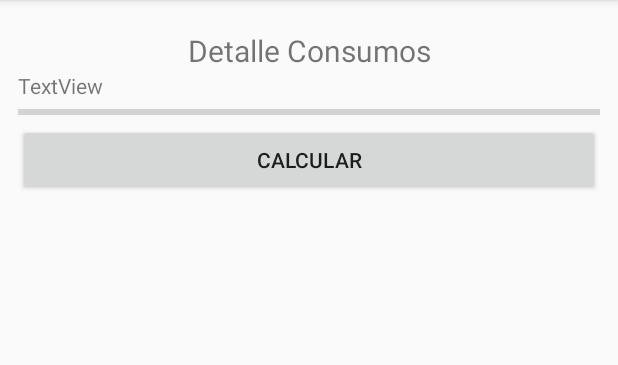
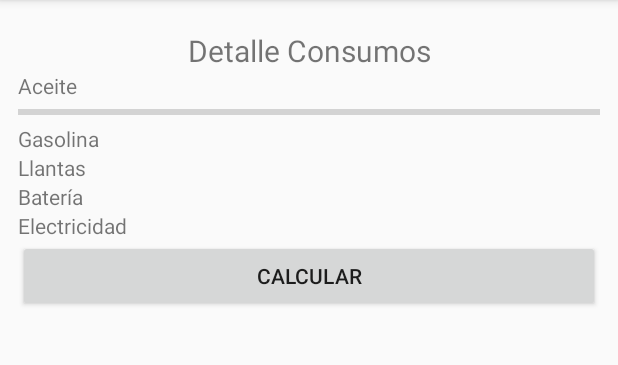
Before and after one commit to DavidOnofre/ApkMiAuto, an Android app: the fragment SlideshowFragment shown on its own in the app's theme, on a phone screen of 412 x 824 dp, the part 84-449 px from its top. Run offline under Robolectric (Android 15) with nearby library versions, the phone set to English and light mode, and no system bars.

```diff
--- a/app/src/main/java/com/java/micarro/ui/slideshow/SlideshowFragment.java
+++ b/app/src/main/java/com/java/micarro/ui/slideshow/SlideshowFragment.java
@@ -23,7 +23,7 @@ public class SlideshowFragment extends Fragment implements View.OnClickListener
 
     private ProgressBar progressBar;
     private Button button;
-    private TextView textView;
+    private TextView textViewAceite;
     private Handler handler;
     private Boolean activo;
     private int contador;
@@ -50,7 +50,7 @@ public class SlideshowFragment extends Fragment implements View.OnClickListener
         handler = new Handler();
         progressBar = (ProgressBar) root.findViewById(R.id.progressBar_consumibles_aceite);
         button = (Button) root.findViewById(R.id.button_consumibles_aceite);
-        textView = (TextView) root.findViewById(R.id.textView_consumibles_aceite);
+        textViewAceite = (TextView) root.findViewById(R.id.textView_consumibles_aceite);
         activo = false;
         contador = 0;
     }
@@ -67,7 +67,7 @@ public class SlideshowFragment extends Fragment implements View.OnClickListener
                             handler.post(new Runnable() {
                                 @Override
                                 public void run() {
-                                    textView.setText("Aceite: " + contador + " %");
+                                    textViewAceite.setText("Aceite: " + contador + " %");
                                     progressBar.setProgress(contador);
                                 }
                             });
--- a/app/src/main/res/layout/fragment_slideshow.xml
+++ b/app/src/main/res/layout/fragment_slideshow.xml
@@ -27,12 +27,34 @@
         android:layout_width="match_parent"
         android:layout_height="wrap_content" />
 
+    <TextView
+        android:id="@+id/textView_consumibles_gasolina"
+        android:layout_width="match_parent"
+        android:layout_height="wrap_content"
+        android:text="@string/textview_consumibles_gasolina" />
+
+    <TextView
+        android:id="@+id/textView_consumibles_llantas"
+        android:layout_width="match_parent"
+        android:layout_height="wrap_content"
+        android:text="@string/textview_consumibles_llantas" />
+
+    <TextView
+        android:id="@+id/textView_consumibles_bateria"
+        android:layout_width="match_parent"
+        android:layout_height="wrap_content"
+        android:text="@string/textview_consumibles_bateria" />
+
+    <TextView
+        android:id="@+id/textView_consumibles_electricidad"
+        android:layout_width="match_parent"
+        android:layout_height="wrap_content"
+        android:text="@string/textview_consumibles_electricidad" />
+
     <Button
         android:id="@+id/button_consumibles_aceite"
         android:layout_width="match_parent"
         android:layout_height="wrap_content"
         android:text="@string/calcular" />
 
-
-
 </LinearLayout>
--- a/app/src/main/res/values/strings.xml
+++ b/app/src/main/res/values/strings.xml
@@ -26,7 +26,11 @@
     <string name="lista_Autos">Lista de Autos</string>
     <!-- TODO: Remove or change this placeholder text -->
     <string name="hello_blank_fragment">Hello blank fragment</string>
-    <string name="textview_consumibles_aceite">TextView</string>
+    <string name="textview_consumibles_aceite">Aceite</string>
+    <string name="textview_consumibles_gasolina">Gasolina</string>
+    <string name="textview_consumibles_llantas">Llantas</string>
+    <string name="textview_consumibles_bateria">Batería</string>
+    <string name="textview_consumibles_electricidad">Electricidad</string>
     <string name="calcular">Calcular</string>
 
 </resources>
```
